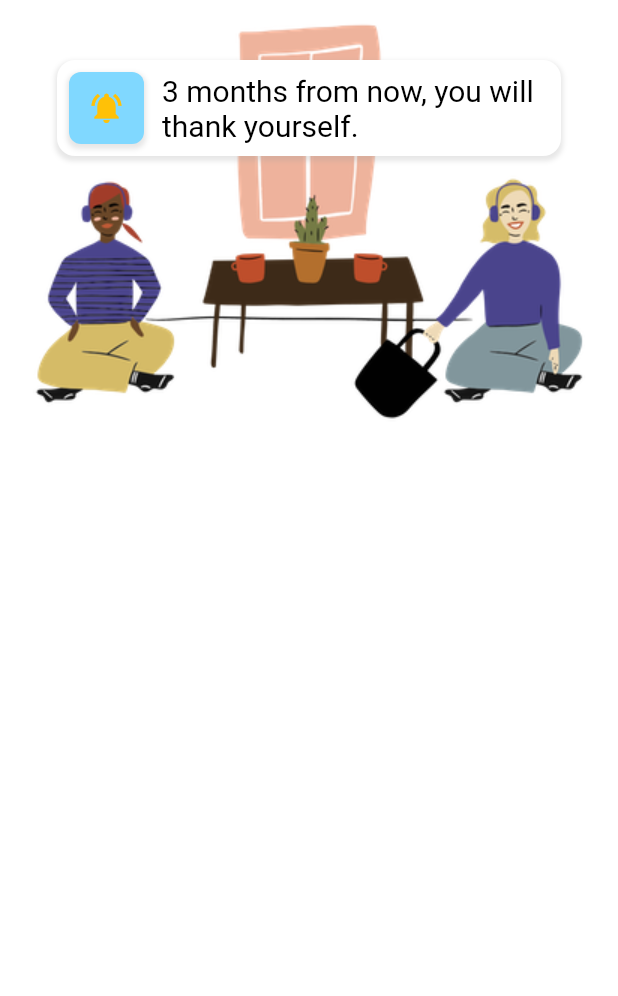
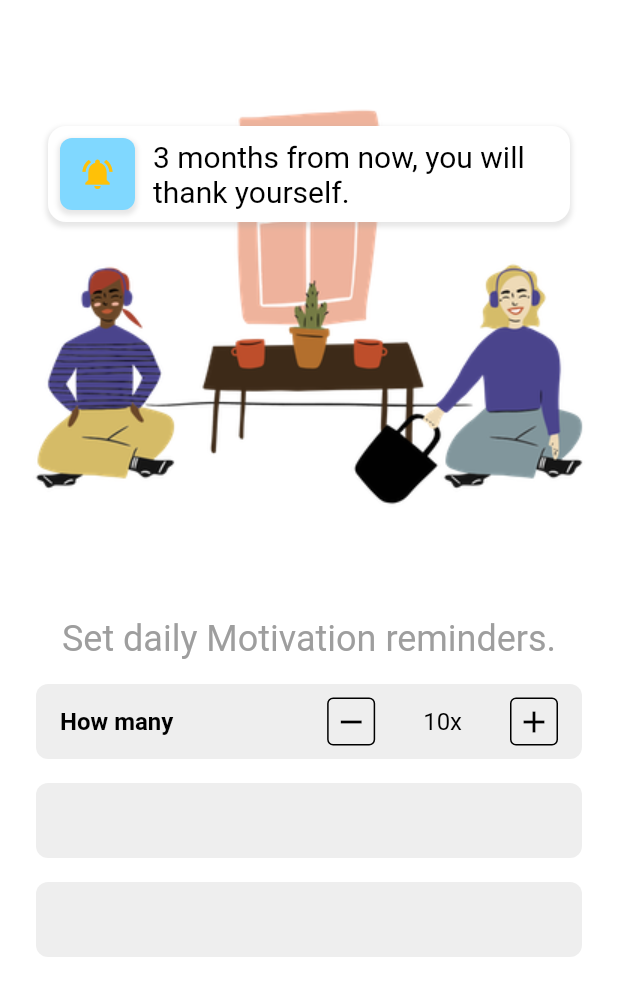
Before and after one commit to arrabidas92/daily_motivation_flutter, a Flutter app: the DailyMotivationReminderView screen opened directly, on a phone screen of 412 x 824 dp. Shown: the top 996 px of the screen. Run offline on Flutter 3.47's test engine with Material 2 defaults, Android fonts, the phone set to English and light mode, and no system bars; Roboto replaces fonts that are missing (Calibri); project files that could hold a hidden picture were left out.

Commit message:
start add stepper state for how many

```diff
--- a/lib/DailyMotivationReminderScreen/DailyMotivationReminderView.dart
+++ b/lib/DailyMotivationReminderScreen/DailyMotivationReminderView.dart
@@ -1,6 +1,8 @@
 import 'package:flutter/cupertino.dart';
 import 'package:flutter/material.dart';
-//TODO:Continue UI implementation with text Set daily motivation reminders
+
+//TODO:Continue UI implementation with state for daily reminders
+
 class DailyMotivationReminderView extends StatelessWidget {
   @override
   Widget build(BuildContext context) {
@@ -29,7 +31,10 @@ class TopWidget extends StatelessWidget {
         flex: 1,
         child: Stack(
           children: [
-            Image.asset('assets/images/second_onboarding.png'),
+            Image.asset(
+              'assets/images/second_onboarding.png',
+              height: MediaQuery.of(context).size.height * 0.5,
+            ),
             const MotivationReminderWidget()
           ],
         )
@@ -43,7 +48,7 @@ class MotivationReminderWidget extends StatelessWidget {
   @override
   Widget build(BuildContext context) {
     return Positioned(
-        top: 40,
+        top: 84,
         left: 32,
         right: 32,
         child: Container(
@@ -121,10 +126,118 @@ class BottomWidget extends StatelessWidget {
           alignment: Alignment.center,
           child: Column(
             children: [
-
+              Text(
+                'Set daily Motivation reminders.',
+                style: TextStyle(
+                    color: Colors.grey,
+                    fontSize: 24,
+                    fontFamily: 'Calibri'
+                ),
+              ),
+              SizedBox(height: 16),
+              Container(
+                height: 50,
+                margin: EdgeInsets.symmetric(horizontal: 24),
+                decoration: BoxDecoration(
+                    color: Colors.grey.shade200,
+                    borderRadius: BorderRadius.circular(8)
+                ),
+                child: Row(
+                  mainAxisAlignment: MainAxisAlignment.spaceBetween,
+                  children: [
+                    Padding(
+                      padding: EdgeInsets.symmetric(horizontal: 16),
+                      child: Text(
+                        'How many',
+                        style: TextStyle(
+                            color: Colors.black,
+                            fontFamily: 'Calibri',
+                            fontSize: 16,
+                            fontWeight: FontWeight.bold
+                        ),
+                      ),
+                    ),
+                    Padding(
+                      padding: EdgeInsets.all(8),
+                      child: MotivationReminderStepper(),
+                    )
+                  ],
+                ),
+              ),
+              SizedBox(height: 16),
+              Container(
+                height: 50,
+                margin: EdgeInsets.symmetric(horizontal: 24),
+                decoration: BoxDecoration(
+                    color: Colors.grey.shade200,
+                    borderRadius: BorderRadius.circular(8)
+                ),
+              ),
+              SizedBox(height: 16),
+              Container(
+                height: 50,
+                margin: EdgeInsets.symmetric(horizontal: 24),
+                decoration: BoxDecoration(
+                    color: Colors.grey.shade200,
+                    borderRadius: BorderRadius.circular(8)
+                ),
+              )
             ],
           ),
         )
     );
   }
 }
+
+class MotivationReminderStepper extends StatefulWidget {
+  MotivationReminderStepper();
+
+  @override
+  _MotivationReminderStepperState createState() {
+    return _MotivationReminderStepperState();
+  }
+}
+
+class _MotivationReminderStepperState extends State<MotivationReminderStepper> {
+  @override
+  Widget build(BuildContext context) {
+    return Row(
+      mainAxisAlignment: MainAxisAlignment.spaceBetween,
+      children: [
+        StepperWidget(Icons.remove),
+        SizedBox(width: 32),
+        Text(
+          '10x',
+          textAlign: TextAlign.center,
+          style: TextStyle(
+            color: Colors.black,
+            fontSize: 16.0,
+            fontFamily: 'Calibri'
+          ),
+        ),
+        SizedBox(width: 32),
+        StepperWidget(Icons.add),
+        SizedBox(width: 8)
+      ],
+    );
+  }
+}
+
+class StepperWidget extends StatelessWidget {
+  final IconData iconData;
+
+  const StepperWidget(this.iconData);
+
+  @override
+  Widget build(BuildContext context) {
+    return Container(
+        height: 32,
+        width: 32,
+        decoration: BoxDecoration(
+            borderRadius: BorderRadius.circular(4),
+            border: Border.all(color: Colors.black, width: 1)
+        ),
+        child: Icon(iconData, color: Colors.black)
+    );
+  }
+}
```
